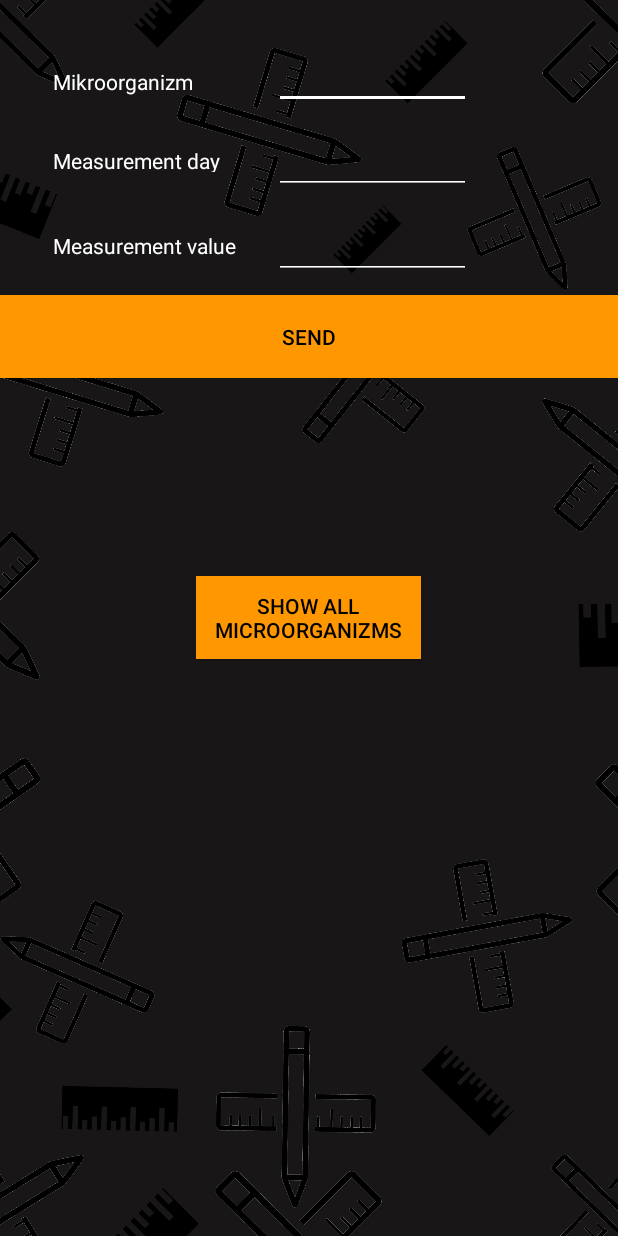
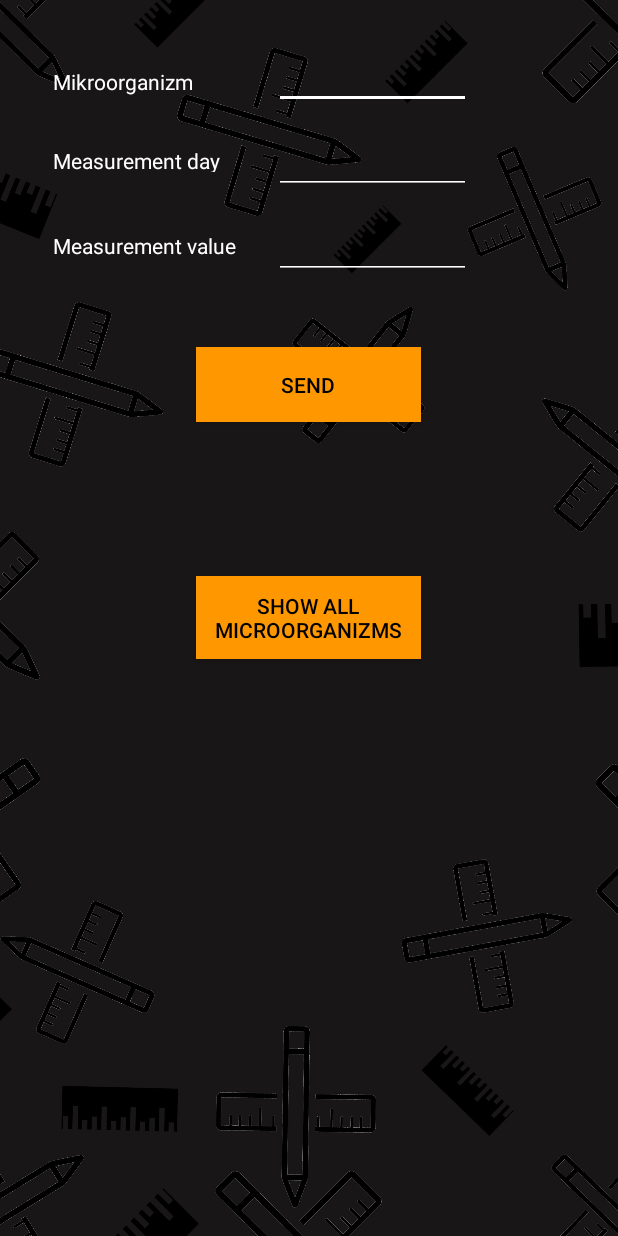
Before and after one commit to krivosudskylukas/bachelors-thesis, an Android app: the Database screen opened directly, with no data from a screen before it, on a phone screen of 412 x 824 dp. Run offline under Robolectric (Android 15) with nearby library versions, the phone set to English and light mode, and no system bars; our stand-ins replace Firebase (no records; nobody signed in at launch, a user with empty details on screens opened directly).

Commit message:
deploy version 1.0

```diff
--- a/app/src/main/AndroidManifest.xml
+++ b/app/src/main/AndroidManifest.xml
@@ -30,7 +30,7 @@
 
     <application
         android:allowBackup="true"
-        android:icon="@drawable/ic_launcher_background"
+        android:icon="@mipmap/ic_launcher"
         android:label="Micro Ruler"
         android:roundIcon="@mipmap/ic_launcher_round"
         android:supportsRtl="true"
--- a/app/src/main/java/com/example/myapplication/PickPhoto.java
+++ b/app/src/main/java/com/example/myapplication/PickPhoto.java
@@ -19,6 +19,7 @@ import android.widget.Toast;
 import androidx.appcompat.app.AppCompatActivity;
 import androidx.core.content.FileProvider;
 
+import org.opencv.android.OpenCVLoader;
 import org.opencv.android.Utils;
 import org.opencv.core.Core;
 import org.opencv.core.CvType;
@@ -79,7 +80,7 @@ public class PickPhoto extends AppCompatActivity {
 
 
                 Bitmap bmp32 = selectedImage.copy(Bitmap.Config.ARGB_8888, true);
-
+                OpenCVLoader.initDebug();
                 Mat ImageMat = new Mat();
                 Utils.bitmapToMat(bmp32, ImageMat);
 
--- a/app/src/main/res/layout/activity_database.xml
+++ b/app/src/main/res/layout/activity_database.xml
@@ -81,15 +81,29 @@
                 />
         </TableRow>
 
+        <LinearLayout
+            android:layout_width="150dp"
+            android:layout_height="125dp"
+            android:orientation="vertical"
+            xmlns:android="http://schemas.android.com/apk/res/android"
+
+            android:gravity="center"
+            android:padding="30dp"
+            >
             <Button
                 android:id="@+id/send"
                 style="@style/Base.Widget.AppCompat.Button.Colored"
                 android:layout_width="150dp"
-            android:layout_height="55dp"
+                android:layout_height="50dp"
+                android:backgroundTint="#FF9800"
                 android:background="#FF9800"
                 android:layout_marginTop="5dp"
                 android:text="Send"
                 android:textColor="@color/black" />
+        </LinearLayout>
+
+
+
     </TableLayout>
 
     <LinearLayout
@@ -105,6 +119,7 @@
             android:layout_width="150dp"
             android:layout_height="55dp"
             android:background="#FF9800"
+            android:backgroundTint="#FF9800"
             android:textColor="@color/black"
             android:text="Show all microorganizms"
             />
--- a/app/src/main/res/values-night/themes.xml
+++ b/app/src/main/res/values-night/themes.xml
@@ -1,16 +1,16 @@
 <resources xmlns:tools="http://schemas.android.com/tools">
     <!-- Base application theme. -->
-    <style name="Theme.MyApplication" parent="Theme.MaterialComponents.DayNight.DarkActionBar">
+    <style name="Theme.MyApplication" parent="Theme.MaterialComponents.DayNight.NoActionBar.Bridge">
         <!-- Primary brand color. -->
-        <item name="colorPrimary">@color/purple_200</item>
-        <item name="colorPrimaryVariant">@color/purple_700</item>
-        <item name="colorOnPrimary">@color/black</item>
+        <item name="colorPrimary">#111010</item>
+        <item name="colorPrimaryVariant">#111010</item>
+        <item name="colorOnPrimary">@color/white</item>
         <!-- Secondary brand color. -->
-        <item name="colorSecondary">@color/teal_200</item>
-        <item name="colorSecondaryVariant">@color/teal_200</item>
-        <item name="colorOnSecondary">@color/black</item>
+        <item name="colorSecondary">@color/white</item>
+        <item name="colorSecondaryVariant">@color/white</item>
+        <item name="colorOnSecondary">@color/white</item>
         <!-- Status bar color. -->
-        <item name="android:statusBarColor" tools:targetApi="l">?attr/colorPrimaryVariant</item>
+        <item name="android:statusBarColor" tools:targetApi="l">@color/mikro</item>
         <!-- Customize your theme here. -->
     </style>
 </resources>
```
Lines whose indentation alone changed are shown as unchanged.
